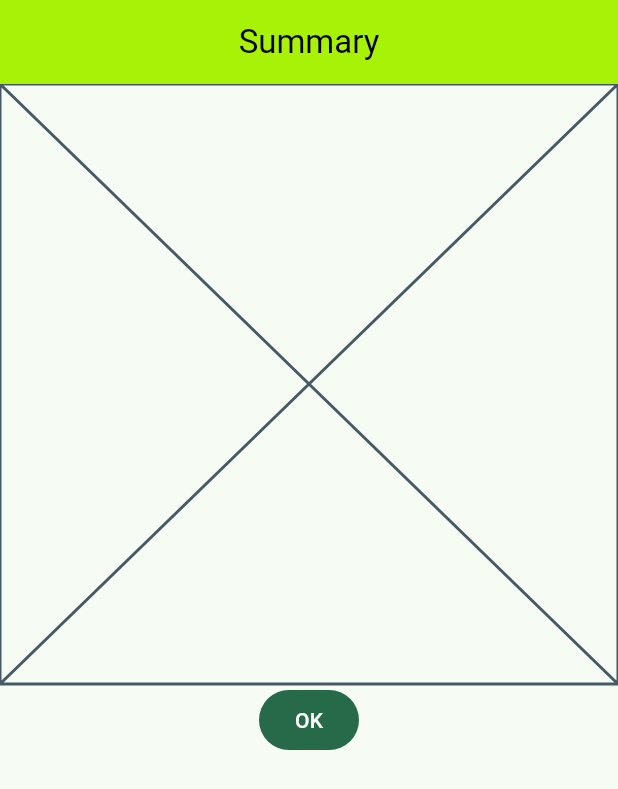
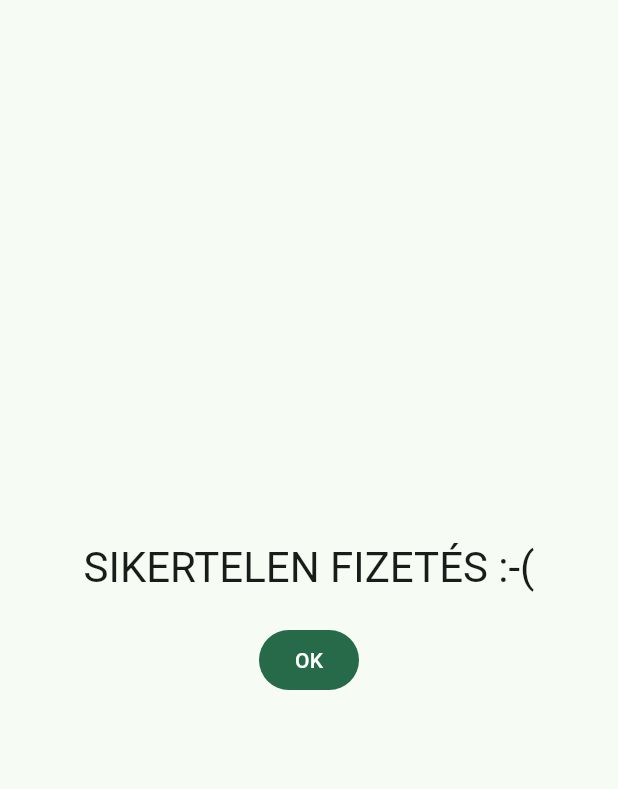
Before and after one commit to Adam-Fulop/motorway_sticker_app, a Flutter app: the PaymentResultPage screen opened by its route, on a phone screen of 412 x 824 dp. Shown: the top 789 px of the screen. Run offline on Flutter 3.47's test engine with Material 3 defaults, Android fonts, the phone set to English and light mode, and no system bars; our stand-ins replace flutter_riverpod, go_router; missing offline and left inert: syncfusion_flutter_maps; network calls fail.

Commit message:
result page seems OK ...

```diff
--- a/lib/views/payment_result_page.dart
+++ b/lib/views/payment_result_page.dart
@@ -1,22 +1,65 @@
 import 'package:flutter/material.dart';
 import 'package:flutter_riverpod/flutter_riverpod.dart';
 import 'package:go_router/go_router.dart';
+import 'package:motorway_sticker_app/providers/providers.dart';
 
 class PaymentResultPage extends ConsumerWidget {
   const PaymentResultPage({super.key});
 
   @override
   Widget build(BuildContext context, WidgetRef ref) {
-    return SafeArea(
-      child: Scaffold(
-        appBar: AppBar(title: const Text('Summary'), centerTitle: true),
-        body: Column(
-          children: [
-            Placeholder(),
-            FilledButton(onPressed: () => context.go('/'), child: Text('OK')),
-          ],
+    final paymentResult = ref.watch(paymentResultProvider);
+
+    return PopScope(
+      // onWillPop: () async => false,
+      canPop: false,
+      child: SafeArea(
+        child: Scaffold(
+          body: paymentResult.when(
+            loading: () => const Center(child: CircularProgressIndicator()),
+            error:
+                (error, _) =>
+                    _buildResultContent(context, error.toString(), ref),
+            data:
+                (result) => _buildResultContent(
+                  context,
+                  result == 'SUCCESS'
+                      ? 'SIKERES FIZETÉS'
+                      : 'SIKERTELEN FIZETÉS :-(',
+                  ref,
+                ),
+          ),
         ),
       ),
     );
   }
+
+  Widget _buildResultContent(
+    BuildContext context,
+    String message,
+    WidgetRef ref,
+  ) {
+    return Center(
+      child: Column(
+        mainAxisAlignment: MainAxisAlignment.center,
+        children: [
+          Text(message, style: Theme.of(context).textTheme.headlineMedium),
+          const SizedBox(height: 20),
+          FilledButton(
+            onPressed: () => _resetAndNavigateHome(ref, context),
+            child: const Text('OK'),
+          ),
+        ],
+      ),
+    );
+  }
+
+  void _resetAndNavigateHome(WidgetRef ref, BuildContext context) {
+    ref.invalidate(selectedVignetteProvider);
+    ref.invalidate(selectedCountiesProvider);
+    ref.invalidate(orderDataProvider);
+    ref.invalidate(selectedCountiesOnMapProvider);
+    ref.read(paymentResultProvider.notifier).reset();
+    context.go('/');
+  }
 }
```
